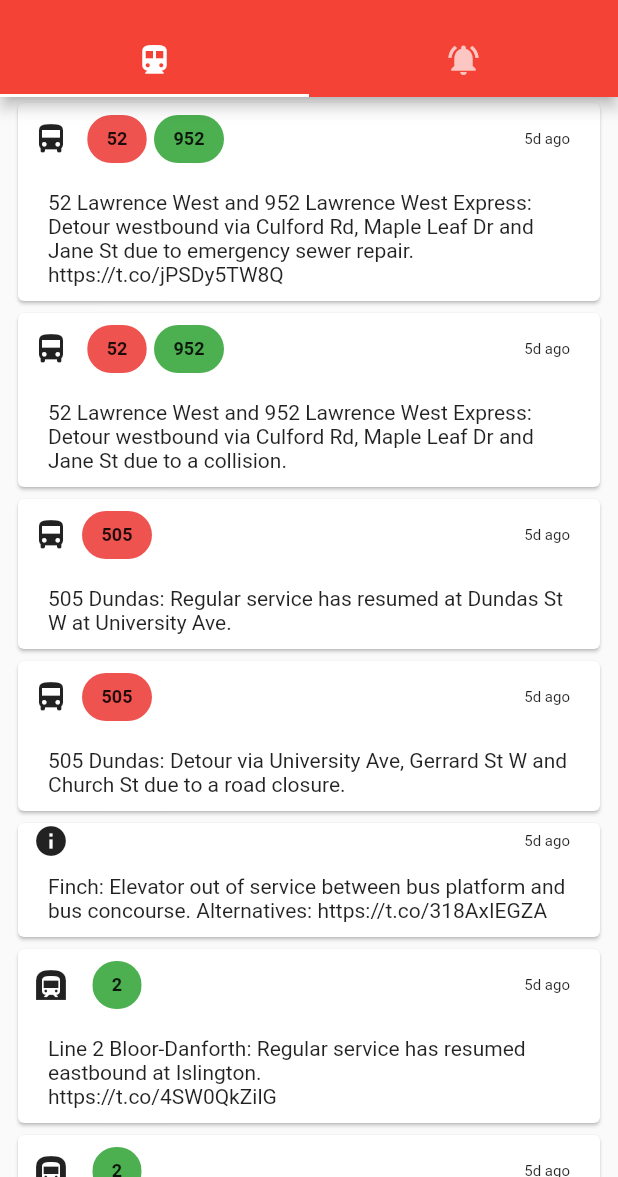
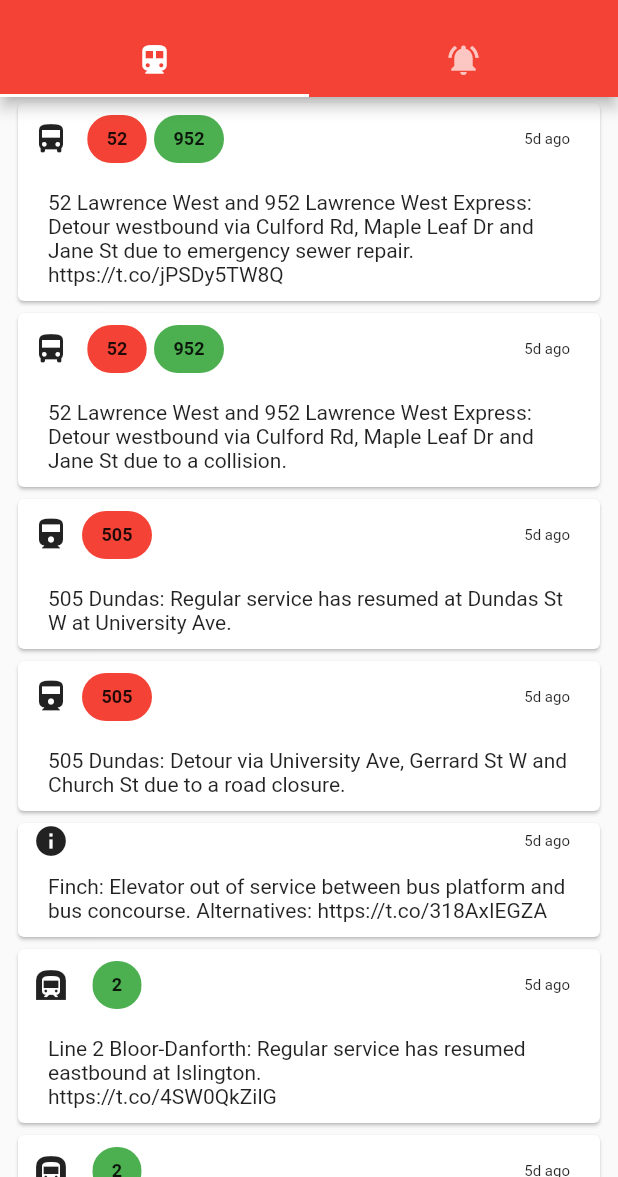
Before and after one commit to stefanuros/TTCServiceAlerts, a Flutter app: the screen it shows after launch, on a phone screen of 412 x 824 dp, the part 59-1236 px from its top. Run offline on Flutter 3.47's test engine with Material 2 defaults, Android fonts, the phone set to English and light mode, and no system bars.

Commit message:
SU: Small formatting changes

```diff
--- a/ttc_service_alerts/lib/components/TweetItem.dart
+++ b/ttc_service_alerts/lib/components/TweetItem.dart
@@ -4,6 +4,10 @@ import 'package:ttc_service_alerts/config/ttcInfo.dart';
 
 /// This class is a tweet list item
 // TODO Add error checking if something goes wrong
+// TODO Add icon grouping based on type of public transit
+
+// TODO CHeck this tweet for issues
+// Subway service will run all night on Lines 1, 2 & 3 for @nuitblancheTO. The 509 Harbourfront and 511 Bathurst will also be extended.6 Bay,121 Fort-York Esplanade & 501/301 Queen will be on diversion to accommodate the event. Visit https://bit.ly/2oExjif for more info #nbTO19
 class TweetItem extends StatelessWidget {
   /// The id of the tweet
   String _tweetId;
@@ -21,7 +25,7 @@ class TweetItem extends StatelessWidget {
   List<Map> _chipText;
 
   /// The icon that will be shown
-  var _icon;
+  IconData _icon;
 
   /// This class is a tweet list item
   TweetItem(tweetMap) {
@@ -31,8 +35,8 @@ class TweetItem extends StatelessWidget {
     // Create a formatter for this datetime
     // Wed Oct 02 23:28:13 +0000 2019
     // * Removing the timezone with substring
-    // var f = new DateFormat('EEE MMM dd HH:mm:ss ZZZZ yyyy');
     var f = new DateFormat('EEE MMM dd HH:mm:ss yyyy');
+
     // Use the formatter to parse the datetime
     _dateTime = f
         .parse(
@@ -168,7 +172,7 @@ class TweetItem extends StatelessWidget {
     }
     // Checking regular bus routes
     else if (line >= 5 && line <= 176) {
-      info["colour"] = Colors.red[400];
+      info["colour"] = Colors.red ;
       info["icon"] = Icons.directions_bus;
     }
     // Checking Express Routes
@@ -179,7 +183,7 @@ class TweetItem extends StatelessWidget {
     // Checking All Night Streetcar Routes
     else if (line == 301 || line == 304 || line == 306 || line == 310) {
       info["colour"] = Colors.blueAccent;
-      info["icon"] = Icons.directions_bus;
+      info["icon"] = Icons.directions_railway;
     }
     // Checking Blue Night Routes
     else if (line >= 300 && line <= 396) {
@@ -193,11 +197,11 @@ class TweetItem extends StatelessWidget {
     }
     // Checking Streetcar Routes
     else if (line >= 501 && line <= 512) {
-      info["colour"] = Colors.red[400];
-      info["icon"] = Icons.directions_bus;
+      info["colour"] = Colors.red;
+      info["icon"] = Icons.directions_railway;
     }
     else {
-      info["colour"] = Colors.red[400];
+      info["colour"] = Colors.red;
       info["icon"] = Icons.directions_bus;
     }
 
--- a/ttc_service_alerts/lib/pages/FeedPage.dart
+++ b/ttc_service_alerts/lib/pages/FeedPage.dart
@@ -159,7 +159,7 @@ class FeedPage extends StatelessWidget {
           //   }
           // );
           // // return fetchPost();
-          return Future.delayed(Duration(seconds: 3), () => 'Large Latte');
+          return Future.delayed(Duration(seconds: 3), () => 'Refresh');
         },
         child: FutureBuilder(
           // future: _twitterOauth.getTwitterRequest(
```
